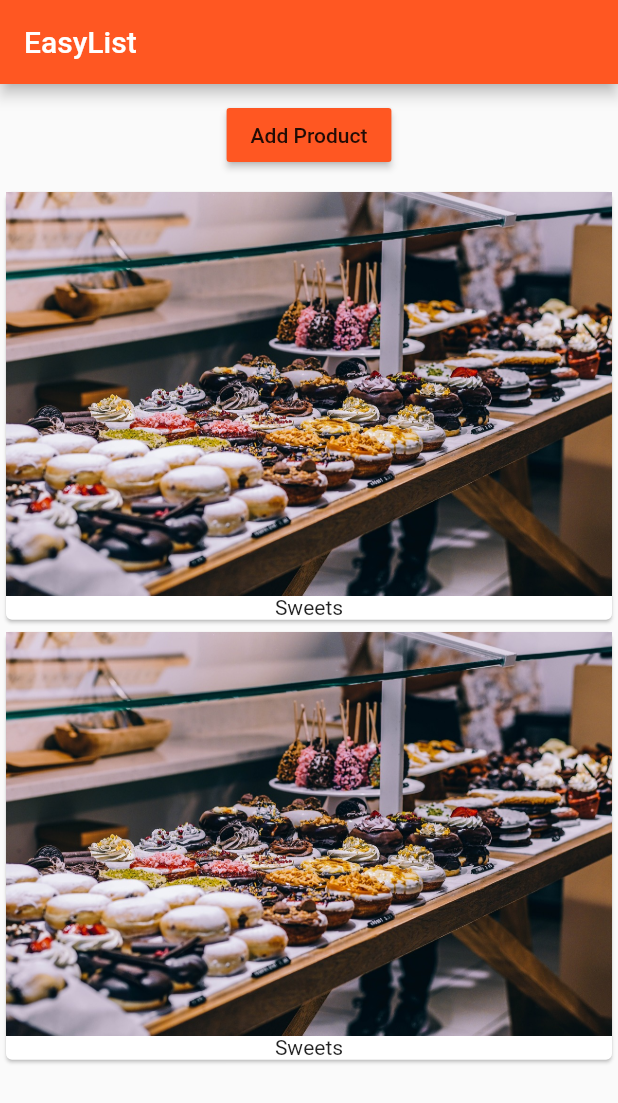
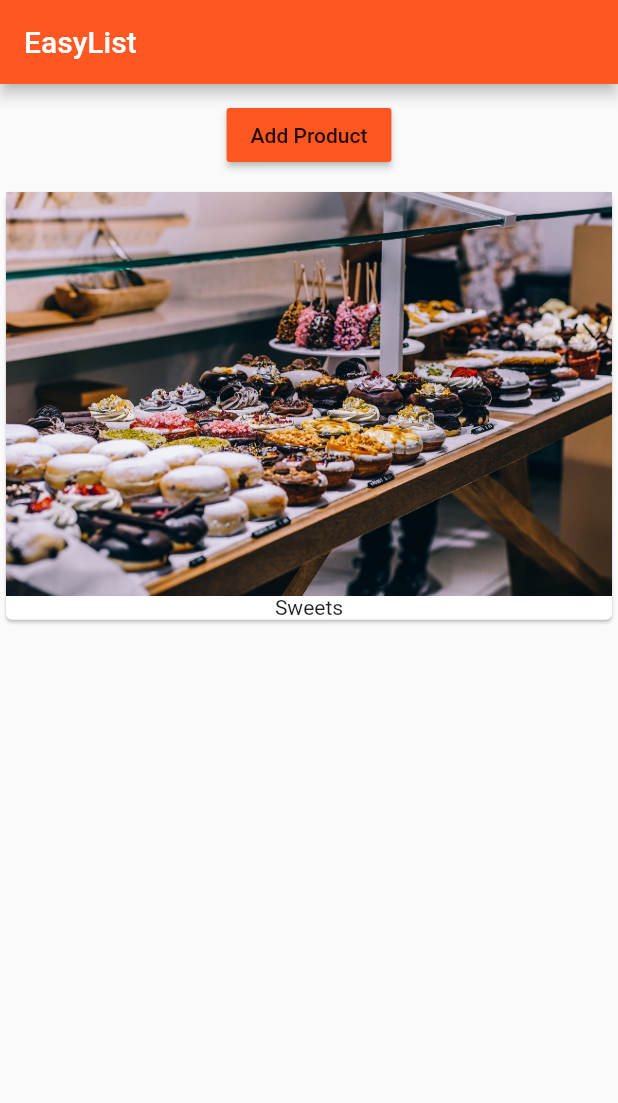
Before and after one commit to lakshyajit165/flutter_course, a Flutter app: the screen it shows after launch, after a tap on "Add Product", on a phone screen of 412 x 824 dp. Shown: the top 1103 px of the screen. Run offline on Flutter 3.47's test engine with Material 2 defaults, Android fonts, the phone set to English and light mode, and no system bars.

Commit message:
Section 5

```diff
--- a/lib/product_manager.dart
+++ b/lib/product_manager.dart
@@ -7,7 +7,7 @@ import './product_control.dart';
 class ProductManager extends StatefulWidget {
   final String startingProduct;
 
-  ProductManager({this.startingProduct = 'Sweets'}) {
+  ProductManager({this.startingProduct}) {
     print('[ProductManager Widget] Constructor');
   }
 
@@ -24,8 +24,11 @@ class _ProductManagerState extends State<ProductManager> {
   @override
   void initState() {
     print('[ProductManager State] initState() ');
+    if(widget.startingProduct != null){
+      _products.add(widget.startingProduct);
+    }
     super.initState();
-    _products.add(widget.startingProduct);
+
   }
 
   @override
@@ -49,7 +52,7 @@ class _ProductManagerState extends State<ProductManager> {
           margin: EdgeInsets.all(10.0),
           child: ProductControl(_addProduct),
         ),
-        Products(_products)
+        Expanded(child: Products(_products))
       ],
     );
   }
--- a/lib/products.dart
+++ b/lib/products.dart
@@ -1,26 +1,38 @@
 import 'package:flutter/material.dart';
 
-class Products extends StatelessWidget{
-
+class Products extends StatelessWidget {
   final List<String> products;
-  Products([this.products = const []]){
+  Products([this.products = const []]) {
     print('[Products Widget] Constructor');
   }
 
+  Widget _buildProductItem(BuildContext context, int index) {
+    return Card(
+      child: Column(
+        children: <Widget>[
+          Image.asset('assets/food.jpg'),
+          Text(products[index])
+        ],
+      ),
+    );
+  }
+
+  Widget _buildProductList() {
+    Widget productCard;
+    if (products.length > 0) {
+      productCard = ListView.builder(
+        itemBuilder: _buildProductItem,
+        itemCount: products.length,
+      );
+    } else {
+      productCard = Container();
+    }
+    return productCard;
+  }
+
   @override
-    Widget build(BuildContext context) {
-      print('[Products Widget] build()');
-      return Column(
-              children: products
-                  .map((element) => Card(
-                        child: Column(
-                          children: <Widget>[
-                            Image.asset('assets/food.jpg'),
-                            Text(element)
-                          ],
-                        ),
-                      ))
-                  .toList(),
-            );
-    }
+  Widget build(BuildContext context) {
+    print('[Products Widget] build()');
+    return _buildProductList();
+  }
 }
```
